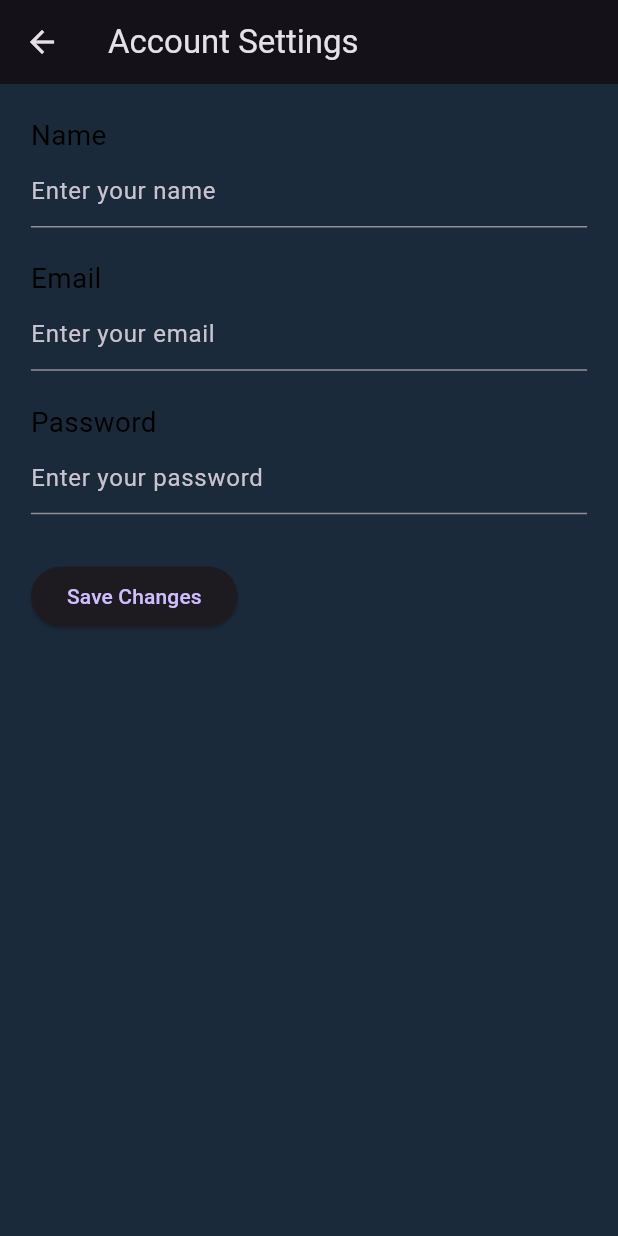
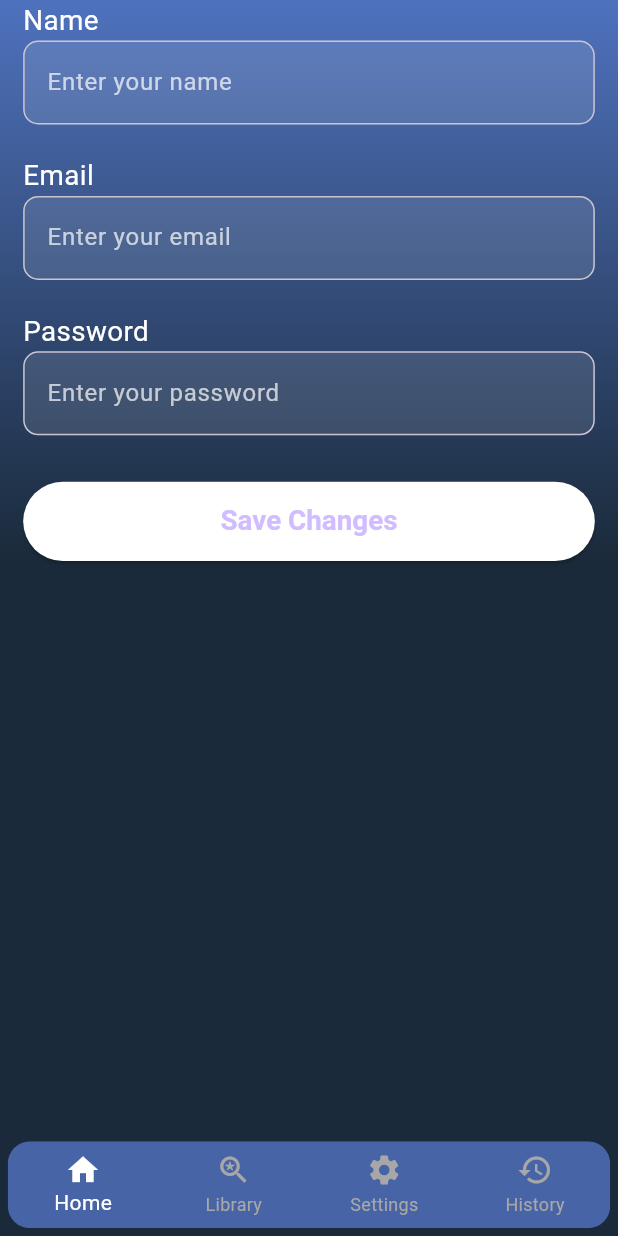
Before and after one commit to malakHelmy/Neurithm, a Flutter app: the AccountSettingsPage screen opened directly, on a phone screen of 412 x 824 dp. Run offline on Flutter 3.47's test engine with Material 3 defaults, Android fonts, the phone set to English and light mode, and no system bars; our stand-ins replace flutter_tts.

Commit message:
settings

```diff
--- a/neurithm_frontend/lib/screens/accountsettings.dart
+++ b/neurithm_frontend/lib/screens/accountsettings.dart
@@ -1,17 +1,19 @@
 import 'package:flutter/material.dart';
+import '../widgets/appbar.dart';
+import '../widgets/bottombar.dart';
+import '../widgets/wavesBackground.dart';
+import '../screens/accountsettings.dart';
+import '../screens/voicesettings.dart';
 
-class AccountSettingsPage extends StatefulWidget {
-  @override
-  _AccountSettingsPageState createState() => _AccountSettingsPageState();
-}
-
-class _AccountSettingsPageState extends State<AccountSettingsPage> {
-  final _nameController = TextEditingController();
-  final _emailController = TextEditingController();
-  final _passwordController = TextEditingController();
+class AccountSettingsPage extends StatelessWidget {
+  final TextEditingController _nameController = TextEditingController();
+  final TextEditingController _emailController = TextEditingController();
+  final TextEditingController _passwordController = TextEditingController();
 
   @override
   Widget build(BuildContext context) {
+    final GlobalKey<ScaffoldState> _scaffoldKey = GlobalKey<ScaffoldState>();
+
     final screenWidth = MediaQuery.of(context).size.width;
     final screenHeight = MediaQuery.of(context).size.height;
 
@@ -19,49 +21,94 @@ class _AccountSettingsPageState extends State<AccountSettingsPage> {
     double spacing(double size) => size * screenHeight / 800;
 
     return Scaffold(
-      appBar: AppBar(title: Text("Account Settings")),
-      body: Padding(
-        padding: EdgeInsets.all(spacing(20)),
+      key: _scaffoldKey,
+      drawer: sideAppBar(context), // Side App Bar
+      bottomNavigationBar: Padding(
+        padding: EdgeInsets.all(spacing(5)),
+        child: ClipRRect(
+          borderRadius: BorderRadius.circular(15.0),
+          child: bottomappBar(context), // Bottom App Bar
+        ),
+      ),
+      body: Container(
+        decoration: gradientBackground,
+        padding: EdgeInsets.symmetric(horizontal: spacing(15)),
+        child: SingleChildScrollView(
           child: Column(
             crossAxisAlignment: CrossAxisAlignment.start,
             children: [
-            // Name Field
-            Text("Name", style: TextStyle(fontSize: fontSize(18), color: Colors.black)),
+
+              Text("Name", style: TextStyle(fontSize: fontSize(18), color: Colors.white)),
               TextField(
                 controller: _nameController,
-              decoration: InputDecoration(hintText: "Enter your name"),
+                style: TextStyle(color: Colors.white),
+                decoration: InputDecoration(
+                  hintText: "Enter your name",
+                  hintStyle: TextStyle(color: Colors.white.withOpacity(0.7)),
+                  fillColor: Colors.white.withOpacity(0.1),
+                  filled: true,
+                  border: OutlineInputBorder(
+                    borderRadius: BorderRadius.circular(10),
+                  ),
+                ),
               ),
               SizedBox(height: spacing(20)),
 
-            // Email Field
-            Text("Email", style: TextStyle(fontSize: fontSize(18), color: Colors.black)),
+              Text("Email", style: TextStyle(fontSize: fontSize(18), color: Colors.white)),
               TextField(
                 controller: _emailController,
-              decoration: InputDecoration(hintText: "Enter your email"),
+                style: TextStyle(color: Colors.white),
+                decoration: InputDecoration(
+                  hintText: "Enter your email",
+                  hintStyle: TextStyle(color: Colors.white.withOpacity(0.7)),
+                  fillColor: Colors.white.withOpacity(0.1),
+                  filled: true,
+                  border: OutlineInputBorder(
+                    borderRadius: BorderRadius.circular(10),
+                  ),
+                ),
               ),
               SizedBox(height: spacing(20)),
 
-            // Password Field
-            Text("Password", style: TextStyle(fontSize: fontSize(18), color: Colors.black)),
+              Text("Password", style: TextStyle(fontSize: fontSize(18), color: Colors.white)),
               TextField(
                 controller: _passwordController,
                 obscureText: true,
-              decoration: InputDecoration(hintText: "Enter your password"),
+                style: TextStyle(color: Colors.white),
+                decoration: InputDecoration(
+                  hintText: "Enter your password",
+                  hintStyle: TextStyle(color: Colors.white.withOpacity(0.7)),
+                  fillColor: Colors.white.withOpacity(0.1),
+                  filled: true,
+                  border: OutlineInputBorder(
+                    borderRadius: BorderRadius.circular(10),
+                  ),
+                ),
               ),
               SizedBox(height: spacing(30)),
 
               // Save Button
-            ElevatedButton(
+              Container(
+                width: screenWidth,
+                child: ElevatedButton(
                   onPressed: () {
-                // Handle saving the changes (e.g., API call, save to local storage)
-                // For now, we just print the values.
                     print("Name: ${_nameController.text}");
                     print("Email: ${_emailController.text}");
                     print("Password: ${_passwordController.text}");
                   },
                   child: Text("Save Changes"),
+                  style: ElevatedButton.styleFrom(
+                    backgroundColor: Colors.white,
+                    padding: EdgeInsets.symmetric(vertical: spacing(15)),
+                    textStyle: TextStyle(
+                      fontSize: fontSize(18),
+                      fontWeight: FontWeight.bold,
+                    ),
+                  ),
+                ),
               ),
             ],
+          ),
         ),
       ),
     );
```
Lines whose indentation alone changed are shown as unchanged.
